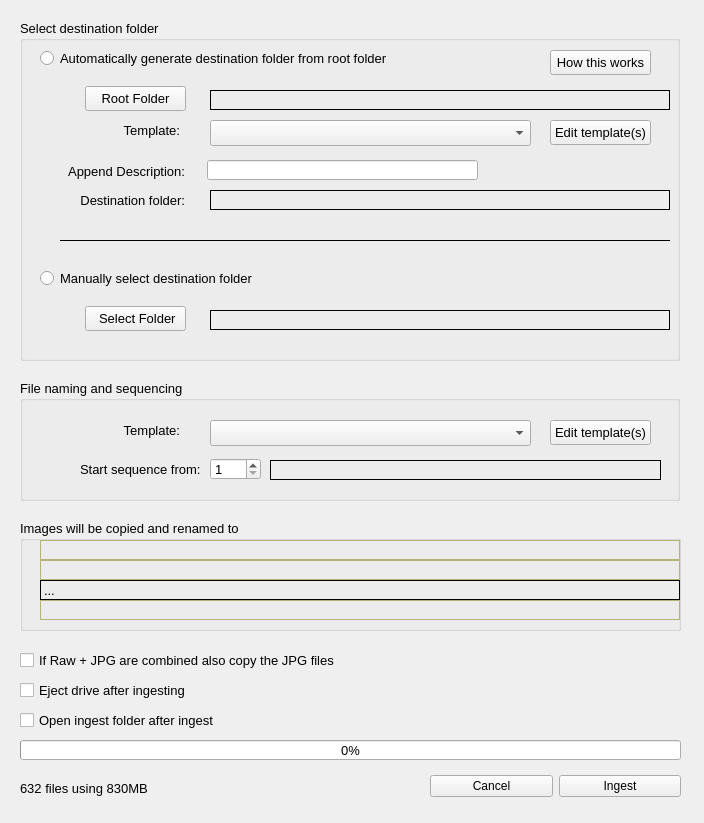
The window that Dialogs/ingestdlg.ui (towhee/Winnow64) describes before a commit, drawn with Qt 5.
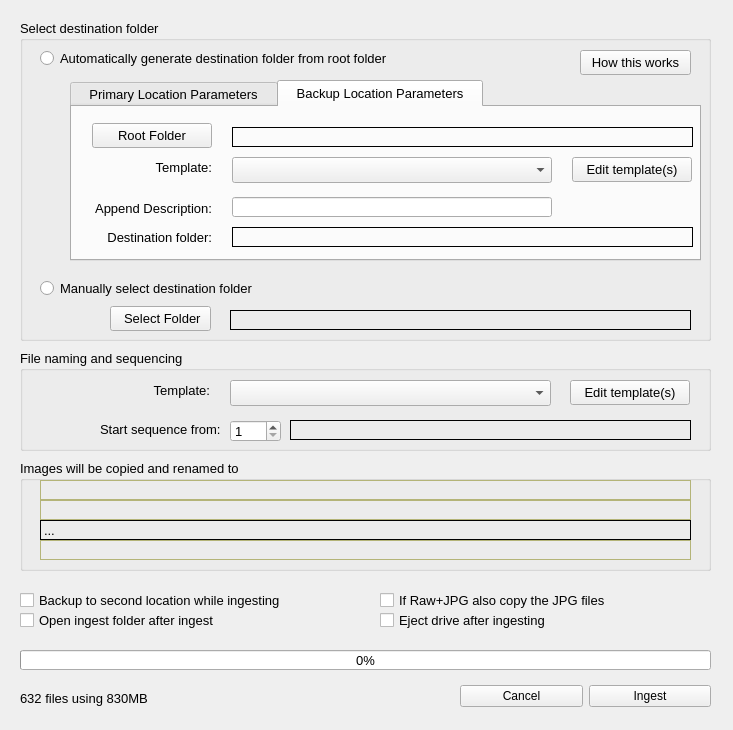
The same window after the commit.

The edit to the form file:
```diff
--- a/Dialogs/ingestdlg.ui
+++ b/Dialogs/ingestdlg.ui
@@ -6,8 +6,8 @@
    <rect>
     <x>0</x>
     <y>0</y>
-    <width>704</width>
-    <height>823</height>
+    <width>733</width>
+    <height>730</height>
    </rect>
   </property>
   <property name="sizePolicy">
@@ -26,8 +26,8 @@
    <property name="geometry">
     <rect>
      <x>20</x>
-     <y>520</y>
-     <width>661</width>
+     <y>460</y>
+     <width>691</width>
      <height>111</height>
     </rect>
    </property>
@@ -53,7 +53,7 @@
      <rect>
       <x>20</x>
       <y>20</y>
-      <width>640</width>
+      <width>651</width>
       <height>20</height>
      </rect>
     </property>
@@ -87,6 +87,15 @@
          </color>
         </brush>
        </colorrole>
+       <colorrole role="PlaceholderText">
+        <brush brushstyle="NoBrush">
+         <color alpha="128">
+          <red>180</red>
+          <green>180</green>
+          <blue>120</blue>
+         </color>
+        </brush>
+       </colorrole>
       </active>
       <inactive>
        <colorrole role="WindowText">
@@ -116,6 +125,15 @@
          </color>
         </brush>
        </colorrole>
+       <colorrole role="PlaceholderText">
+        <brush brushstyle="NoBrush">
+         <color alpha="128">
+          <red>180</red>
+          <green>180</green>
+          <blue>120</blue>
+         </color>
+        </brush>
+       </colorrole>
       </inactive>
       <disabled>
        <colorrole role="WindowText">
@@ -145,6 +163,15 @@
          </color>
         </brush>
        </colorrole>
+       <colorrole role="PlaceholderText">
+        <brush brushstyle="NoBrush">
+         <color alpha="128">
+          <red>180</red>
+          <green>180</green>
+          <blue>120</blue>
+         </color>
+        </brush>
+       </colorrole>
       </disabled>
      </palette>
     </property>
@@ -171,7 +198,7 @@
      <rect>
       <x>20</x>
       <y>40</y>
-      <width>640</width>
+      <width>651</width>
       <height>20</height>
      </rect>
     </property>
@@ -205,6 +232,15 @@
          </color>
         </brush>
        </colorrole>
+       <colorrole role="PlaceholderText">
+        <brush brushstyle="NoBrush">
+         <color alpha="128">
+          <red>180</red>
+          <green>180</green>
+          <blue>120</blue>
+         </color>
+        </brush>
+       </colorrole>
       </active>
       <inactive>
        <colorrole role="WindowText">
@@ -234,6 +270,15 @@
          </color>
         </brush>
        </colorrole>
+       <colorrole role="PlaceholderText">
+        <brush brushstyle="NoBrush">
+         <color alpha="128">
+          <red>180</red>
+          <green>180</green>
+          <blue>120</blue>
+         </color>
+        </brush>
+       </colorrole>
       </inactive>
       <disabled>
        <colorrole role="WindowText">
@@ -263,6 +308,15 @@
          </color>
         </brush>
        </colorrole>
+       <colorrole role="PlaceholderText">
+        <brush brushstyle="NoBrush">
+         <color alpha="128">
+          <red>180</red>
+          <green>180</green>
+          <blue>120</blue>
+         </color>
+        </brush>
+       </colorrole>
       </disabled>
      </palette>
     </property>
@@ -289,7 +343,7 @@
      <rect>
       <x>20</x>
       <y>60</y>
-      <width>640</width>
+      <width>651</width>
       <height>20</height>
      </rect>
     </property>
@@ -305,6 +359,15 @@
          </color>
         </brush>
        </colorrole>
+       <colorrole role="PlaceholderText">
+        <brush brushstyle="NoBrush">
+         <color alpha="128">
+          <red>0</red>
+          <green>0</green>
+          <blue>0</blue>
+         </color>
+        </brush>
+       </colorrole>
       </active>
       <inactive>
        <colorrole role="Text">
@@ -316,6 +379,15 @@
          </color>
         </brush>
        </colorrole>
+       <colorrole role="PlaceholderText">
+        <brush brushstyle="NoBrush">
+         <color alpha="128">
+          <red>0</red>
+          <green>0</green>
+          <blue>0</blue>
+         </color>
+        </brush>
+       </colorrole>
       </inactive>
       <disabled>
        <colorrole role="Text">
@@ -327,6 +399,15 @@
          </color>
         </brush>
        </colorrole>
+       <colorrole role="PlaceholderText">
+        <brush brushstyle="NoBrush">
+         <color alpha="128">
+          <red>0</red>
+          <green>0</green>
+          <blue>0</blue>
+         </color>
+        </brush>
+       </colorrole>
       </disabled>
      </palette>
     </property>
@@ -350,7 +431,7 @@
      <rect>
       <x>20</x>
       <y>80</y>
-      <width>640</width>
+      <width>651</width>
       <height>20</height>
      </rect>
     </property>
@@ -384,6 +465,15 @@
          </color>
         </brush>
        </colorrole>
+       <colorrole role="PlaceholderText">
+        <brush brushstyle="NoBrush">
+         <color alpha="128">
+          <red>180</red>
+          <green>180</green>
+          <blue>120</blue>
+         </color>
+        </brush>
+       </colorrole>
       </active>
       <inactive>
        <colorrole role="WindowText">
@@ -413,6 +503,15 @@
          </color>
         </brush>
        </colorrole>
+       <colorrole role="PlaceholderText">
+        <brush brushstyle="NoBrush">
+         <color alpha="128">
+          <red>180</red>
+          <green>180</green>
+          <blue>120</blue>
+         </color>
+        </brush>
+       </colorrole>
       </inactive>
       <disabled>
        <colorrole role="WindowText">
@@ -442,6 +541,15 @@
          </color>
         </brush>
        </colorrole>
+       <colorrole role="PlaceholderText">
+        <brush brushstyle="NoBrush">
+         <color alpha="128">
+          <red>180</red>
+          <green>180</green>
+          <blue>120</blue>
+         </color>
+        </brush>
+       </colorrole>
       </disabled>
      </palette>
     </property>
@@ -468,8 +576,8 @@
    <property name="geometry">
     <rect>
      <x>20</x>
-     <y>740</y>
-     <width>661</width>
+     <y>650</y>
+     <width>691</width>
      <height>20</height>
     </rect>
    </property>
@@ -493,8 +601,8 @@
     <rect>
      <x>20</x>
      <y>20</y>
-     <width>660</width>
-     <height>341</height>
+     <width>691</width>
+     <height>321</height>
     </rect>
    </property>
    <property name="font">
@@ -514,7 +622,7 @@
     </property>
     <property name="geometry">
      <rect>
-      <x>65</x>
+      <x>90</x>
       <y>286</y>
       <width>101</width>
       <height>25</height>
@@ -543,30 +651,6 @@
      <bool>false</bool>
     </property>
    </widget>
-   <widget class="QLabel" name="destinationFolderLabel">
-    <property name="geometry">
-     <rect>
-      <x>25</x>
-      <y>170</y>
-      <width>140</width>
-      <height>20</height>
-     </rect>
-    </property>
-    <property name="font">
-     <font>
-      <pointsize>10</pointsize>
-     </font>
-    </property>
-    <property name="toolTip">
-     <string/>
-    </property>
-    <property name="text">
-     <string>Destination folder:</string>
-    </property>
-    <property name="alignment">
-     <set>Qt::AlignRight|Qt::AlignTrailing|Qt::AlignVCenter</set>
-    </property>
-   </widget>
    <widget class="QRadioButton" name="autoRadio">
     <property name="geometry">
      <rect>
@@ -590,29 +674,11 @@
      <string>Automatically generate destination folder from root folder</string>
     </property>
    </widget>
-   <widget class="QLineEdit" name="descriptionLineEdit">
-    <property name="geometry">
-     <rect>
-      <x>187</x>
-      <y>140</y>
-      <width>271</width>
-      <height>20</height>
-     </rect>
-    </property>
-    <property name="font">
-     <font>
-      <pointsize>10</pointsize>
-     </font>
-    </property>
-    <property name="toolTip">
-     <string/>
-    </property>
-   </widget>
    <widget class="QRadioButton" name="manualRadio">
     <property name="geometry">
      <rect>
       <x>20</x>
-      <y>250</y>
+      <y>260</y>
       <width>511</width>
       <height>17</height>
      </rect>
@@ -634,9 +700,9 @@
    <widget class="QLabel" name="manualFolderLabel">
     <property name="geometry">
      <rect>
-      <x>190</x>
+      <x>210</x>
       <y>290</y>
-      <width>460</width>
+      <width>461</width>
       <height>20</height>
      </rect>
     </property>
@@ -658,13 +724,13 @@
      <string/>
     </property>
    </widget>
-   <widget class="QPushButton" name="selectRootFolderBtn">
+   <widget class="QTabWidget" name="autoIngestTab">
     <property name="geometry">
      <rect>
-      <x>65</x>
-      <y>66</y>
-      <width>101</width>
-      <height>25</height>
+      <x>50</x>
+      <y>60</y>
+      <width>631</width>
+      <height>181</height>
      </rect>
     </property>
     <property name="font">
@@ -674,28 +740,16 @@
       <bold>false</bold>
      </font>
     </property>
-    <property name="toolTip">
-     <string/>
-    </property>
-    <property name="text">
-     <string>Root Folder</string>
-    </property>
-    <property name="autoDefault">
-     <bool>false</bool>
-    </property>
-    <property name="default">
-     <bool>false</bool>
-    </property>
-    <property name="flat">
-     <bool>false</bool>
-    </property>
-   </widget>
-   <widget class="QLabel" name="rootFolderLabel">
+    <widget class="QWidget" name="primaryTab">
+     <attribute name="title">
+      <string>  Primary Location Parameters  </string>
+     </attribute>
+     <widget class="QLabel" name="destinationFolderLabel">
     <property name="geometry">
      <rect>
-      <x>190</x>
-      <y>70</y>
-      <width>460</width>
+        <x>0</x>
+        <y>120</y>
+        <width>140</width>
       <height>20</height>
      </rect>
     </property>
@@ -717,8 +771,8 @@
    <widget class="QLabel" name="folderLabel">
     <property name="geometry">
      <rect>
-      <x>190</x>
-      <y>170</y>
+        <x>160</x>
+        <y>120</y>
       <width>460</width>
       <height>20</height>
      </rect>
@@ -741,57 +795,11 @@
      <string/>
     </property>
    </widget>
-   <widget class="QLabel" name="folderDescription">
-    <property name="geometry">
-     <rect>
-      <x>25</x>
-      <y>141</y>
-      <width>140</width>
-      <height>20</height>
-     </rect>
-    </property>
-    <property name="font">
-     <font>
-      <pointsize>10</pointsize>
-     </font>
-    </property>
-    <property name="toolTip">
-     <string/>
-    </property>
-    <property name="text">
-     <string>Append Description:</string>
-    </property>
-    <property name="alignment">
-     <set>Qt::AlignRight|Qt::AlignTrailing|Qt::AlignVCenter</set>
-    </property>
-   </widget>
-   <widget class="Line" name="line">
-    <property name="geometry">
-     <rect>
-      <x>40</x>
-      <y>220</y>
-      <width>610</width>
-      <height>1</height>
-     </rect>
-    </property>
-    <property name="toolTip">
-     <string/>
-    </property>
-    <property name="styleSheet">
-     <string notr="true">background:rgb(150,150,150)</string>
-    </property>
-    <property name="frameShadow">
-     <enum>QFrame::Plain</enum>
-    </property>
-    <property name="orientation">
-     <enum>Qt::Horizontal</enum>
-    </property>
-   </widget>
    <widget class="QLabel" name="templateLabel1">
     <property name="geometry">
      <rect>
-      <x>20</x>
-      <y>100</y>
+        <x>0</x>
+        <y>50</y>
       <width>140</width>
       <height>20</height>
      </rect>
@@ -811,12 +819,44 @@
      <set>Qt::AlignRight|Qt::AlignTrailing|Qt::AlignVCenter</set>
     </property>
    </widget>
+     <widget class="QPushButton" name="selectRootFolderBtn">
+      <property name="geometry">
+       <rect>
+        <x>20</x>
+        <y>16</y>
+        <width>120</width>
+        <height>25</height>
+       </rect>
+      </property>
+      <property name="font">
+       <font>
+        <pointsize>10</pointsize>
+        <weight>50</weight>
+        <bold>false</bold>
+       </font>
+      </property>
+      <property name="toolTip">
+       <string/>
+      </property>
+      <property name="text">
+       <string>Root Folder</string>
+      </property>
+      <property name="autoDefault">
+       <bool>false</bool>
+      </property>
+      <property name="default">
+       <bool>false</bool>
+      </property>
+      <property name="flat">
+       <bool>false</bool>
+      </property>
+     </widget>
    <widget class="QComboBox" name="pathTemplatesCB">
     <property name="geometry">
      <rect>
-      <x>190</x>
-      <y>100</y>
-      <width>321</width>
+        <x>160</x>
+        <y>50</y>
+        <width>320</width>
       <height>26</height>
      </rect>
     </property>
@@ -827,12 +867,78 @@
      <string/>
     </property>
    </widget>
+     <widget class="QLineEdit" name="descriptionLineEdit">
+      <property name="geometry">
+       <rect>
+        <x>160</x>
+        <y>90</y>
+        <width>320</width>
+        <height>20</height>
+       </rect>
+      </property>
+      <property name="font">
+       <font>
+        <pointsize>10</pointsize>
+       </font>
+      </property>
+      <property name="toolTip">
+       <string/>
+      </property>
+     </widget>
+     <widget class="QLabel" name="folderDescription">
+      <property name="geometry">
+       <rect>
+        <x>0</x>
+        <y>91</y>
+        <width>140</width>
+        <height>20</height>
+       </rect>
+      </property>
+      <property name="font">
+       <font>
+        <pointsize>10</pointsize>
+       </font>
+      </property>
+      <property name="toolTip">
+       <string/>
+      </property>
+      <property name="text">
+       <string>Append Description:</string>
+      </property>
+      <property name="alignment">
+       <set>Qt::AlignRight|Qt::AlignTrailing|Qt::AlignVCenter</set>
+      </property>
+     </widget>
+     <widget class="QLabel" name="rootFolderLabel">
+      <property name="geometry">
+       <rect>
+        <x>160</x>
+        <y>20</y>
+        <width>460</width>
+        <height>20</height>
+       </rect>
+      </property>
+      <property name="font">
+       <font>
+        <pointsize>10</pointsize>
+       </font>
+      </property>
+      <property name="toolTip">
+       <string/>
+      </property>
+      <property name="frameShape">
+       <enum>QFrame::Box</enum>
+      </property>
+      <property name="text">
+       <string/>
+      </property>
+     </widget>
    <widget class="QPushButton" name="pathTemplatesBtn">
     <property name="geometry">
      <rect>
-      <x>530</x>
-      <y>100</y>
-      <width>101</width>
+        <x>500</x>
+        <y>50</y>
+        <width>120</width>
       <height>25</height>
      </rect>
     </property>
@@ -861,13 +967,244 @@
     <property name="flat">
      <bool>false</bool>
     </property>
+     </widget>
+    </widget>
+    <widget class="QWidget" name="backupTab">
+     <attribute name="title">
+      <string>  Backup Location Parameters  </string>
+     </attribute>
+     <widget class="QLabel" name="folderLabel_2">
+      <property name="geometry">
+       <rect>
+        <x>160</x>
+        <y>120</y>
+        <width>461</width>
+        <height>20</height>
+       </rect>
+      </property>
+      <property name="font">
+       <font>
+        <pointsize>10</pointsize>
+       </font>
+      </property>
+      <property name="toolTip">
+       <string/>
+      </property>
+      <property name="styleSheet">
+       <string notr="true"/>
+      </property>
+      <property name="frameShape">
+       <enum>QFrame::Box</enum>
+      </property>
+      <property name="text">
+       <string/>
+      </property>
+     </widget>
+     <widget class="QLabel" name="templateLabel1_2">
+      <property name="geometry">
+       <rect>
+        <x>0</x>
+        <y>50</y>
+        <width>140</width>
+        <height>20</height>
+       </rect>
+      </property>
+      <property name="font">
+       <font>
+        <pointsize>10</pointsize>
+       </font>
+      </property>
+      <property name="toolTip">
+       <string/>
+      </property>
+      <property name="text">
+       <string>Template:</string>
+      </property>
+      <property name="alignment">
+       <set>Qt::AlignRight|Qt::AlignTrailing|Qt::AlignVCenter</set>
+      </property>
+     </widget>
+     <widget class="QPushButton" name="selectRootFolderBtn_2">
+      <property name="geometry">
+       <rect>
+        <x>20</x>
+        <y>16</y>
+        <width>120</width>
+        <height>25</height>
+       </rect>
+      </property>
+      <property name="font">
+       <font>
+        <pointsize>10</pointsize>
+        <weight>50</weight>
+        <bold>false</bold>
+       </font>
+      </property>
+      <property name="toolTip">
+       <string/>
+      </property>
+      <property name="text">
+       <string>Root Folder</string>
+      </property>
+      <property name="autoDefault">
+       <bool>false</bool>
+      </property>
+      <property name="default">
+       <bool>false</bool>
+      </property>
+      <property name="flat">
+       <bool>false</bool>
+      </property>
+     </widget>
+     <widget class="QComboBox" name="pathTemplatesCB_2">
+      <property name="geometry">
+       <rect>
+        <x>160</x>
+        <y>50</y>
+        <width>320</width>
+        <height>26</height>
+       </rect>
+      </property>
+      <property name="toolTip">
+       <string/>
+      </property>
+      <property name="currentText">
+       <string/>
+      </property>
+     </widget>
+     <widget class="QLineEdit" name="descriptionLineEdit_2">
+      <property name="geometry">
+       <rect>
+        <x>160</x>
+        <y>90</y>
+        <width>320</width>
+        <height>20</height>
+       </rect>
+      </property>
+      <property name="font">
+       <font>
+        <pointsize>10</pointsize>
+       </font>
+      </property>
+      <property name="toolTip">
+       <string/>
+      </property>
+     </widget>
+     <widget class="QLabel" name="folderDescription_2">
+      <property name="geometry">
+       <rect>
+        <x>0</x>
+        <y>91</y>
+        <width>140</width>
+        <height>20</height>
+       </rect>
+      </property>
+      <property name="font">
+       <font>
+        <pointsize>10</pointsize>
+       </font>
+      </property>
+      <property name="toolTip">
+       <string/>
+      </property>
+      <property name="text">
+       <string>Append Description:</string>
+      </property>
+      <property name="alignment">
+       <set>Qt::AlignRight|Qt::AlignTrailing|Qt::AlignVCenter</set>
+      </property>
+     </widget>
+     <widget class="QLabel" name="destinationFolderLabel_2">
+      <property name="geometry">
+       <rect>
+        <x>0</x>
+        <y>120</y>
+        <width>140</width>
+        <height>20</height>
+       </rect>
+      </property>
+      <property name="font">
+       <font>
+        <pointsize>10</pointsize>
+       </font>
+      </property>
+      <property name="toolTip">
+       <string/>
+      </property>
+      <property name="text">
+       <string>Destination folder:</string>
+      </property>
+      <property name="alignment">
+       <set>Qt::AlignRight|Qt::AlignTrailing|Qt::AlignVCenter</set>
+      </property>
+     </widget>
+     <widget class="QLabel" name="rootFolderLabel_2">
+      <property name="geometry">
+       <rect>
+        <x>160</x>
+        <y>20</y>
+        <width>461</width>
+        <height>20</height>
+       </rect>
+      </property>
+      <property name="font">
+       <font>
+        <pointsize>10</pointsize>
+       </font>
+      </property>
+      <property name="toolTip">
+       <string/>
+      </property>
+      <property name="frameShape">
+       <enum>QFrame::Box</enum>
+      </property>
+      <property name="text">
+       <string/>
+      </property>
+     </widget>
+     <widget class="QPushButton" name="pathTemplatesBtn_2">
+      <property name="geometry">
+       <rect>
+        <x>500</x>
+        <y>50</y>
+        <width>120</width>
+        <height>25</height>
+       </rect>
+      </property>
+      <property name="font">
+       <font>
+        <pointsize>10</pointsize>
+        <weight>50</weight>
+        <bold>false</bold>
+       </font>
+      </property>
+      <property name="toolTip">
+       <string/>
+      </property>
+      <property name="toolTipDuration">
+       <number>-3</number>
+      </property>
+      <property name="text">
+       <string>Edit template(s)</string>
+      </property>
+      <property name="autoDefault">
+       <bool>false</bool>
+      </property>
+      <property name="default">
+       <bool>false</bool>
+      </property>
+      <property name="flat">
+       <bool>false</bool>
+      </property>
+     </widget>
+    </widget>
    </widget>
    <widget class="QPushButton" name="helpBtn">
     <property name="geometry">
      <rect>
-      <x>530</x>
+      <x>560</x>
       <y>30</y>
-      <width>101</width>
+      <width>111</width>
       <height>25</height>
      </rect>
     </property>
@@ -886,9 +1223,9 @@
    <property name="geometry">
     <rect>
      <x>20</x>
-     <y>380</y>
-     <width>660</width>
-     <height>121</height>
+     <y>350</y>
+     <width>691</width>
+     <height>101</height>
     </rect>
    </property>
    <property name="font">
@@ -905,9 +1242,9 @@
    <widget class="QLabel" name="existingSequenceLabel">
     <property name="geometry">
      <rect>
-      <x>250</x>
-      <y>80</y>
-      <width>391</width>
+      <x>270</x>
+      <y>70</y>
+      <width>401</width>
       <height>20</height>
      </rect>
     </property>
@@ -927,8 +1264,8 @@
    <widget class="QLabel" name="startSeqLabel">
     <property name="geometry">
      <rect>
-      <x>60</x>
-      <y>81</y>
+      <x>80</x>
+      <y>71</y>
       <width>121</width>
       <height>16</height>
      </rect>
@@ -948,8 +1285,8 @@
    <widget class="QSpinBox" name="spinBoxStartNumber">
     <property name="geometry">
      <rect>
-      <x>190</x>
-      <y>78</y>
+      <x>210</x>
+      <y>70</y>
       <width>51</width>
       <height>22</height>
      </rect>
@@ -972,8 +1309,8 @@
    <widget class="QLabel" name="label_5">
     <property name="geometry">
      <rect>
-      <x>20</x>
-      <y>40</y>
+      <x>50</x>
+      <y>30</y>
       <width>140</width>
       <height>20</height>
      </rect>
@@ -996,8 +1333,8 @@
    <widget class="QComboBox" name="filenameTemplatesCB">
     <property name="geometry">
      <rect>
-      <x>190</x>
-      <y>40</y>
+      <x>210</x>
+      <y>30</y>
       <width>321</width>
       <height>26</height>
      </rect>
@@ -1009,9 +1346,9 @@
    <widget class="QPushButton" name="filenameTemplatesBtn">
     <property name="geometry">
      <rect>
-      <x>530</x>
-      <y>40</y>
-      <width>101</width>
+      <x>550</x>
+      <y>30</y>
+      <width>120</width>
       <height>25</height>
      </rect>
     </property>
@@ -1043,7 +1380,7 @@
    <property name="geometry">
     <rect>
      <x>20</x>
-     <y>780</y>
+     <y>690</y>
      <width>241</width>
      <height>16</height>
     </rect>
@@ -1063,8 +1400,8 @@
   <widget class="QWidget" name="layoutWidget">
    <property name="geometry">
     <rect>
-     <x>430</x>
-     <y>770</y>
+     <x>460</x>
+     <y>680</y>
      <width>251</width>
      <height>32</height>
     </rect>
@@ -1116,9 +1453,9 @@
   <widget class="QCheckBox" name="combinedIncludeJpgChk">
    <property name="geometry">
     <rect>
-     <x>20</x>
-     <y>650</y>
-     <width>661</width>
+     <x>380</x>
+     <y>590</y>
+     <width>330</width>
      <height>20</height>
     </rect>
    </property>
@@ -1128,15 +1465,15 @@
     </font>
    </property>
    <property name="text">
-    <string>If Raw + JPG are combined also copy the JPG files</string>
+    <string>If Raw+JPG also copy the JPG files</string>
    </property>
   </widget>
   <widget class="QCheckBox" name="ejectChk">
    <property name="geometry">
     <rect>
-     <x>20</x>
-     <y>680</y>
-     <width>661</width>
+     <x>380</x>
+     <y>610</y>
+     <width>330</width>
      <height>20</height>
     </rect>
    </property>
@@ -1153,8 +1490,8 @@
    <property name="geometry">
     <rect>
      <x>20</x>
-     <y>710</y>
-     <width>661</width>
+     <y>610</y>
+     <width>330</width>
      <height>20</height>
     </rect>
    </property>
@@ -1167,6 +1504,24 @@
     <string>Open ingest folder after ingest</string>
    </property>
   </widget>
+  <widget class="QCheckBox" name="backupChk">
+   <property name="geometry">
+    <rect>
+     <x>20</x>
+     <y>590</y>
+     <width>311</width>
+     <height>20</height>
+    </rect>
+   </property>
+   <property name="font">
+    <font>
+     <pointsize>10</pointsize>
+    </font>
+   </property>
+   <property name="text">
+    <string>Backup to second location while ingesting</string>
+   </property>
+  </widget>
  </widget>
  <resources/>
  <connections/>
```
Left out of the diff: 16 changed lines with no effect on the pictures. Lines whose indentation alone changed are shown as unchanged.
